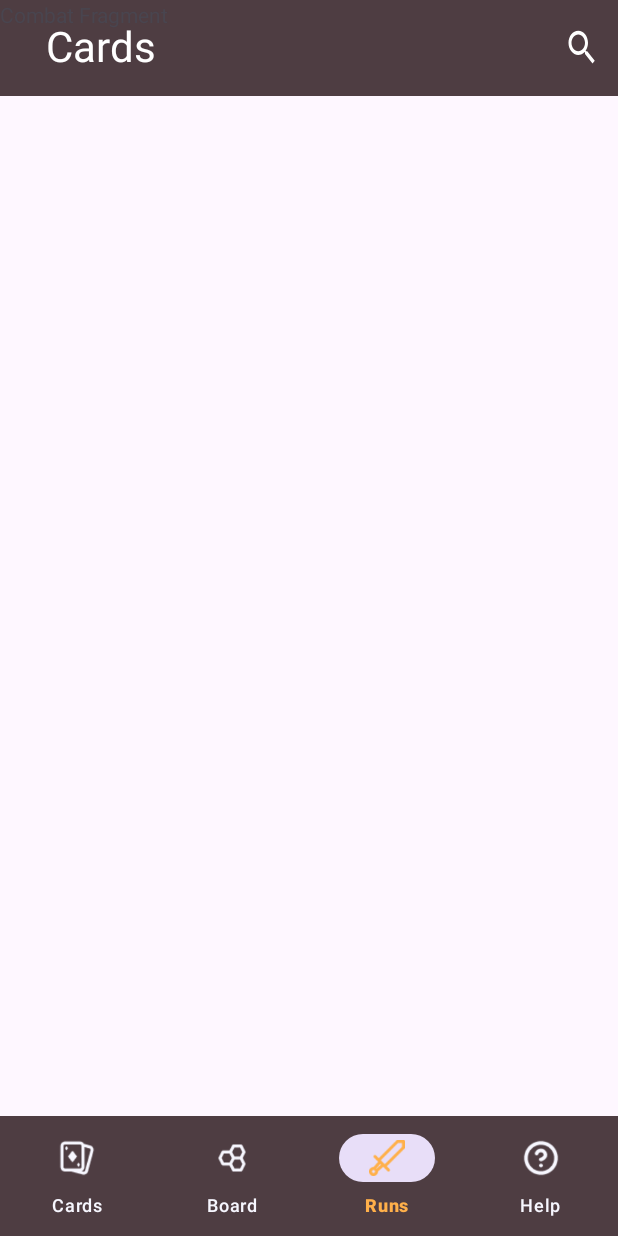
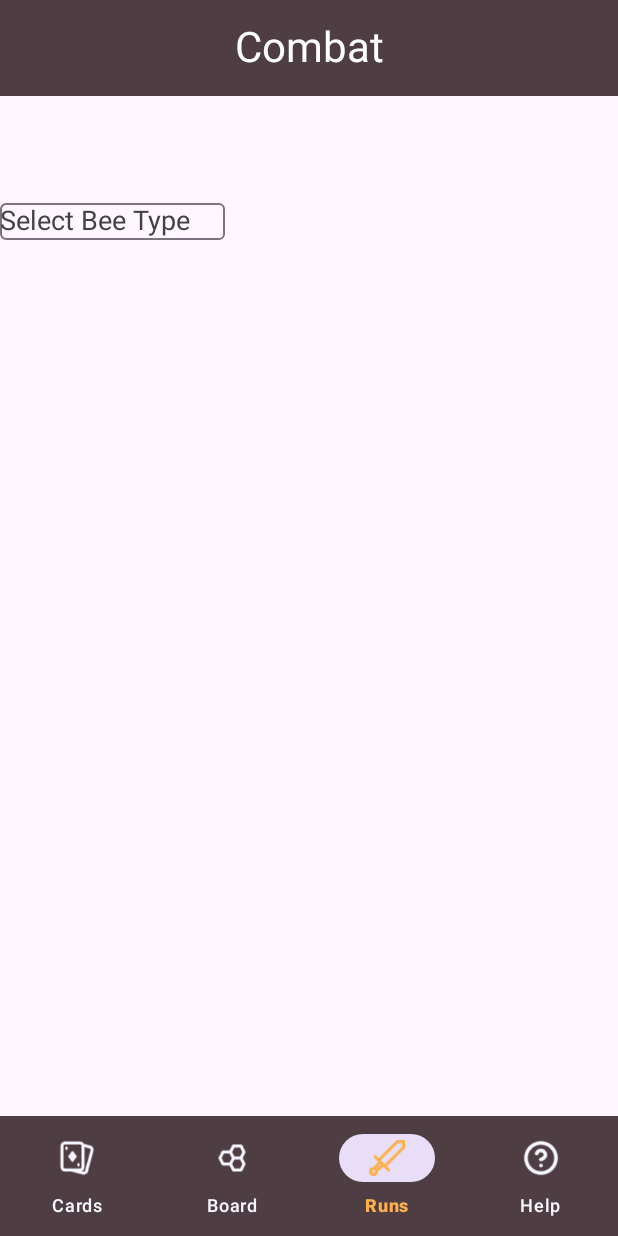
Before and after one commit to GazerJin/Rumblebees-App, an Android app: the CombatFragment screen opened through its navigation route, on a phone screen of 412 x 824 dp. Run offline under Robolectric (Android 15) with nearby library versions, the phone set to English and light mode, and no system bars; our stand-ins replace navigation-ui.

Commit message:
Started the Combat page (not yet finished)

```diff
--- a/app/src/main/java/com/mobdeve/s15/bautista/samantha/gamedesapp/MainActivity.java
+++ b/app/src/main/java/com/mobdeve/s15/bautista/samantha/gamedesapp/MainActivity.java
@@ -3,15 +3,21 @@ package com.mobdeve.s15.bautista.samantha.gamedesapp;
 import android.content.res.ColorStateList;
 import android.graphics.Color;
 import android.os.Bundle;
+import android.view.Gravity;
+import android.widget.TextView;
+
 import androidx.appcompat.app.AppCompatActivity;
+import androidx.appcompat.widget.Toolbar;
 import androidx.navigation.NavController;
 import androidx.navigation.fragment.NavHostFragment;
 import androidx.navigation.ui.NavigationUI;
+
 import com.google.android.material.bottomnavigation.BottomNavigationView;
 
 public class MainActivity extends AppCompatActivity {
     private NavController navController;
     private BottomNavigationView navbar;
+    private TextView toolbarText;
 
     @Override
     protected void onCreate(Bundle savedInstanceState) {
@@ -29,5 +35,44 @@ public class MainActivity extends AppCompatActivity {
 
         // Connect BottomNavigationView to NavController
         NavigationUI.setupWithNavController(navbar, navController);
+
+        // Find the TextView in the Toolbar
+        toolbarText = findViewById(R.id.card_toolbar);
+
+        // Listen for fragment changes
+        navController.addOnDestinationChangedListener((controller, destination, arguments) -> {
+            if (destination.getId() == R.id.fragment_combat) {
+                updateToolbarForCombat();
+            } else if (destination.getId() == R.id.fragment_help) {
+                updateToolbarForHelp();
+            } else if (destination.getId() == R.id.fragment_board) {
+                updateToolbarForBoard();
+            } else {
+                resetToolbar();
+            }
+        });
+    }
+
+    private void updateToolbarForCombat() {
+        toolbarText.setText("Combat");
+        toolbarText.setGravity(Gravity.CENTER); // Center the text
+
+    }
+
+    private void updateToolbarForHelp() {
+        toolbarText.setText("Help");
+        toolbarText.setGravity(Gravity.CENTER); // Center the text
+
+    }
+
+    private void updateToolbarForBoard() {
+        toolbarText.setText("Board");
+        toolbarText.setGravity(Gravity.CENTER); // Center the text
+
+    }
+
+    private void resetToolbar() {
+        toolbarText.setText("Cards");
+
     }
 }
--- a/app/src/main/res/layout/activity_main.xml
+++ b/app/src/main/res/layout/activity_main.xml
@@ -17,11 +17,11 @@
         android:background="@color/Van_Dyke"
         android:minHeight="?attr/actionBarSize"
         android:theme="?attr/actionBarTheme"
-        app:menu="@menu/search_bar"
+
         />
 
     <TextView
-        android:layout_width="133dp"
+        android:layout_width="match_parent"
         android:layout_height="61dp"
         android:text="Cards"
         android:textColor="#FFFFFF"
--- a/app/src/main/res/layout/fragment_combat.xml
+++ b/app/src/main/res/layout/fragment_combat.xml
@@ -6,20 +6,44 @@
     android:layout_height="match_parent"
     tools:context=".CombatFragment">
 
-    <TextView
-        android:id="@+id/textView"
-        android:layout_width="0dp"
-        android:layout_height="wrap_content"
-        android:text="Combat Fragment"
-        app:layout_constraintEnd_toEndOf="parent"
-        app:layout_constraintStart_toStartOf="parent"
-        app:layout_constraintTop_toTopOf="parent" />
 
-    <ImageView
-        android:id="@+id/imageView"
-        android:layout_width="wrap_content"
-        android:layout_height="wrap_content"
-        tools:layout_editor_absoluteX="124dp"
-        tools:layout_editor_absoluteY="126dp"
-        tools:srcCompat="@tools:sample/avatars" />
+
+    <RelativeLayout
+        android:id="@+id/relativelayout_combat1"
+        android:layout_width="match_parent"
+        android:layout_height="match_parent"
+        tools:layout_editor_absoluteX="0dp"
+        tools:layout_editor_absoluteY="-194dp">
+
+        <com.google.android.material.textfield.TextInputLayout
+            android:layout_width="150dp"
+            android:layout_height="30dp"
+            android:layout_marginTop="130dp"
+            android:hint="@string/select"
+            android:textColorHint="@color/gray_800">
+
+            <AutoCompleteTextView
+                android:id="@+id/auto_complete_text"
+                android:layout_width="match_parent"
+                android:layout_height="wrap_content">
+            </AutoCompleteTextView>
+
+        </com.google.android.material.textfield.TextInputLayout>
+
+        <ImageView
+            android:id="@+id/imageView"
+            android:layout_width="wrap_content"
+            android:layout_height="wrap_content"
+            android:layout_alignParentStart="true"
+            android:layout_alignParentTop="true"
+            android:layout_alignParentEnd="true"
+            android:layout_alignParentBottom="true"
+            android:layout_marginStart="18dp"
+            android:layout_marginTop="209dp"
+            android:layout_marginEnd="265dp"
+            android:layout_marginBottom="394dp"
+            tools:srcCompat="@tools:sample/avatars" />
+    </RelativeLayout>
+
+
 </androidx.constraintlayout.widget.ConstraintLayout>
--- a/app/src/main/res/menu/search_bar.xml
+++ /dev/null
@@ -1,13 +0,0 @@
-<?xml version="1.0" encoding="utf-8"?>
-<menu xmlns:android="http://schemas.android.com/apk/res/android"
-    xmlns:tools="http://schemas.android.com/tools"
-    xmlns:app="http://schemas.android.com/apk/res-auto"
-    tools:context="com.mobdeve.s15.bautista.samantha.gamedesapp.MainActivity">
-
-    <item
-        android:id="@+id/action_search"
-        android:icon="@drawable/search"
-        android:title="Search"
-        app:showAsAction="ifRoom|collapseActionView" />
-
-</menu>
--- a/app/src/main/res/values/strings.xml
+++ b/app/src/main/res/values/strings.xml
@@ -6,6 +6,7 @@
     <string name="second_fragment_label">Second Fragment</string>
     <string name="next">Next</string>
     <string name="previous">Previous</string>
+    <string name="select">Select Bee Type</string>
 
     <string name="lorem_ipsum">
         Lorem ipsum dolor sit amet, consectetur adipiscing elit. Nam in scelerisque sem. Mauris
```
